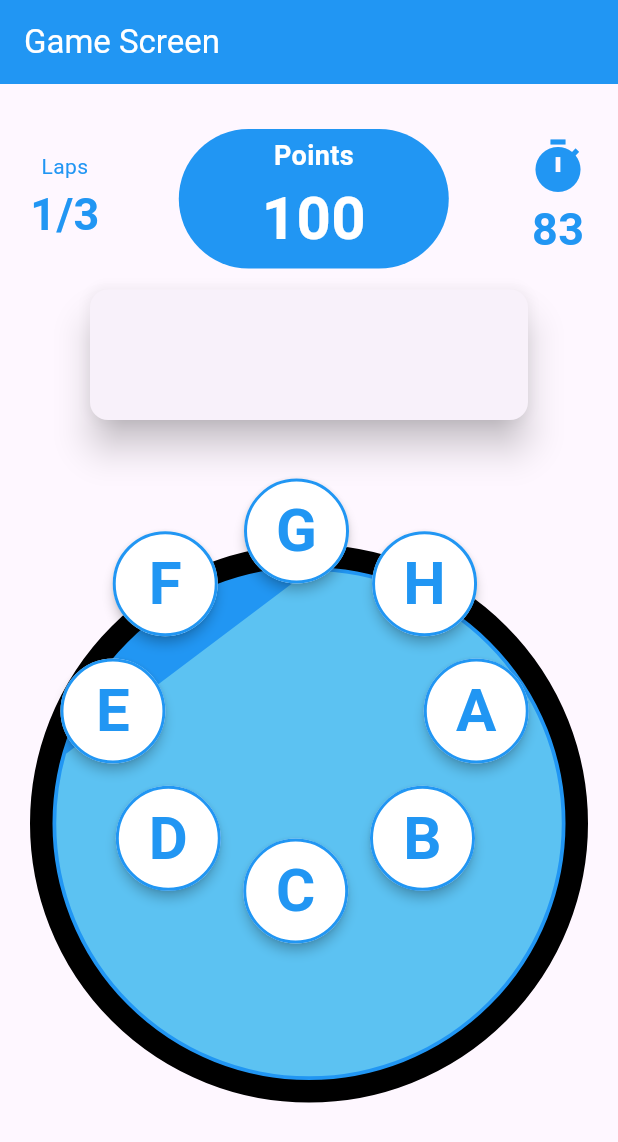
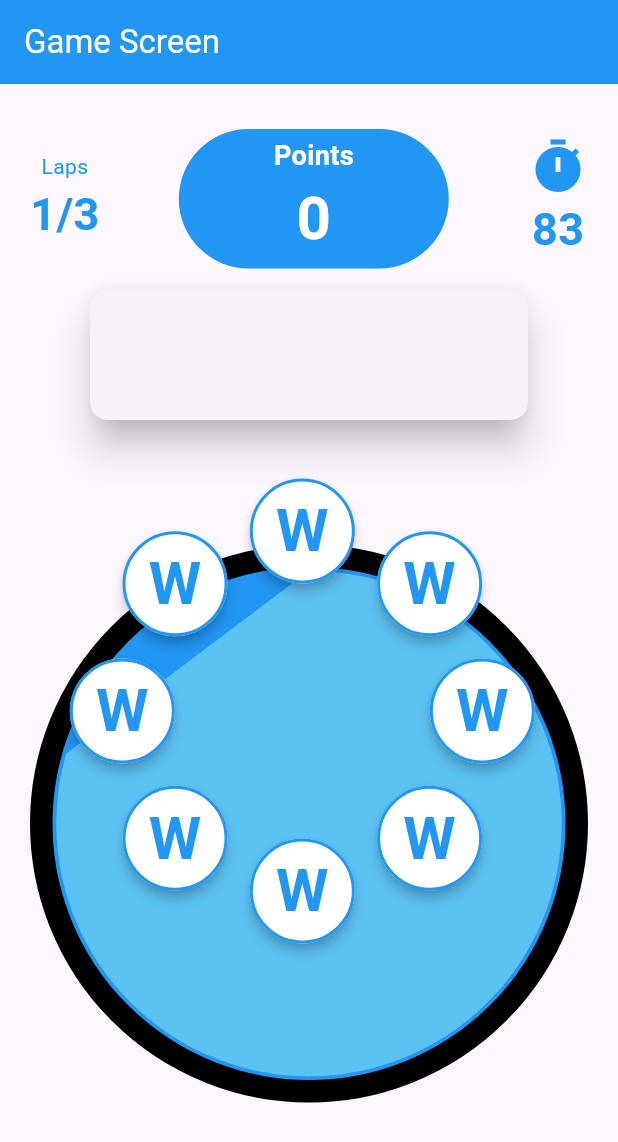
Before and after one commit to Ayush7901/houseparty_app, a Flutter app: the screen it shows after launch, on a phone screen of 412 x 824 dp. Shown: the top 1142 px of the screen. Run offline on Flutter 3.47's test engine with Material 3 defaults, Android fonts, the phone set to English and light mode, and no system bars; missing offline and left inert: dictionaryx.

Commit message:
adds basic feature to check word

```diff
--- a/frontend/lib/game/button_state.dart
+++ b/frontend/lib/game/button_state.dart
@@ -1,5 +1,5 @@
 class ButtonState {
-  final String character;
+  String character;
   bool isPressed = false;
   int correctState = -1;
 
--- a/frontend/lib/game/game_screen.dart
+++ b/frontend/lib/game/game_screen.dart
@@ -8,8 +8,14 @@ import './button_state.dart';
 import './points.dart';
 import './timer.dart';
 
+import 'positioned_button.dart';
 
-import 'positioned_button.dart';
+String generateRandomCharacter() {
+  Random random = Random();
+  String characters = 'ABCDEFGHIJKLMNOPQRSTUVWXYZ';
+  int index = random.nextInt(characters.length);
+  return characters[index];
+}
 
 class GameScreen extends StatefulWidget {
   @override
@@ -21,37 +27,60 @@ class _GameScreenState extends State<GameScreen> {
   final List<ButtonState> buttonStateList = List<ButtonState>.generate(
     8,
     (index) => ButtonState(
-      character: String.fromCharCode('A'.codeUnitAt(0) + index),
+      character: generateRandomCharacter(),
       isPressed: false,
       correctState: -1,
     ),
   );
   var lapCounter = 1;
   double timerPct = 0.0;
-
-
   bool isChecking = false;
+  int textCorrectState = -1;
   Timer? _timer;
   String text = '';
-
   var dMSAJson = DictionaryMSAFlutter();
-  DictEntry _entry = DictEntry('', [], [], []);
-
   int lastPressedTime = 0;
-
-
+  int points = 0;
 
   Future<bool> lookupWord() async {
     bool isValid = await dMSAJson.hasEntry(text.toLowerCase());
     return isValid;
   }
 
+  void resetInput() {
+    setState(() {
+      if (textCorrectState == 1) {
+        points += text.length;
+      }
+      for (int i = 0; i < buttonStateList.length; i++) {
+        buttonStateList[i].correctState = -1;
+        buttonStateList[i].isPressed = false;
+      }
+      text = '';
+      isChecking = false;
 
-  void checkInputEvent(){
+      textCorrectState = -1;
+    });
+  }
+
+  void stateUpdate() async {
+    isChecking = true;
+    textCorrectState = (await lookupWord()) ? 1 : 0;
+    for (int i = 0; i < buttonStateList.length; i++) {
+      if (buttonStateList[i].isPressed) {
+        buttonStateList[i].correctState = (textCorrectState == 1) ? 1 : 0;
+      }
+    }
+  }
+
+  void checkInputEvent() {
     _timer?.cancel();
     _timer = Timer(const Duration(milliseconds: 625), () async {
-      bool check = await lookupWord();
-      print(check);
+      setState(() {
+        stateUpdate();
+      });
+      await Future.delayed(const Duration(milliseconds: 650));
+      resetInput();
     });
   }
 
@@ -67,6 +96,9 @@ class _GameScreenState extends State<GameScreen> {
 
   void incrementLap() {
     setState(() {
+      for (int i = 0; i < buttonStateList.length; i++) {
+        buttonStateList[i].character = generateRandomCharacter();
+      }
       lapCounter += 1;
     });
   }
@@ -118,7 +150,7 @@ class _GameScreenState extends State<GameScreen> {
                               fontWeight: FontWeight.bold))
                     ],
                   ),
-                  const Points(),
+                  Points(points: points),
                   LapTimer(
                     incrementLap: incrementLap,
                     getLapCounter: getLapCounter,
@@ -136,10 +168,14 @@ class _GameScreenState extends State<GameScreen> {
                     child: Text(
                       text,
                       textAlign: TextAlign.center,
-                      style: const TextStyle(
+                      style: TextStyle(
                         fontSize: 50,
                         fontWeight: FontWeight.bold,
-                        color: Colors.orange,
+                        color: textCorrectState == -1
+                            ? (Colors.blue)
+                            : (textCorrectState == 1
+                                ? Colors.green
+                                : Colors.red),
                       ),
                     ),
                   ),
@@ -177,9 +213,8 @@ class _GameScreenState extends State<GameScreen> {
                             angle: (2 * pi * i) / buttonStateList.length,
                             buttonState: buttonStateList[i],
                             onSelected: selected,
-                          checkInputEvent:checkInputEvent,
-                          isChecking: isChecking
-                        ),
+                            checkInputEvent: checkInputEvent,
+                            isChecking: isChecking),
                     ],
                   ),
                 ),
--- a/frontend/lib/game/points.dart
+++ b/frontend/lib/game/points.dart
@@ -1,7 +1,8 @@
 import 'package:flutter/material.dart';
 
 class Points extends StatelessWidget {
-  const Points({super.key});
+  final int points;
+  const Points({super.key, required this.points});
 
   @override
   Widget build(BuildContext context) {
@@ -12,10 +13,10 @@ class Points extends StatelessWidget {
         color: Colors.blue, // Container color
       ),
       padding: const EdgeInsets.all(5), // Add padding for inner spacing
-      child: const Column(
+      child: Column(
         mainAxisAlignment: MainAxisAlignment.center,
         children: [
-          Text(
+          const Text(
             'Points',
             style: TextStyle(
               color: Colors.white, // Text color
@@ -25,7 +26,7 @@ class Points extends StatelessWidget {
           ),
           // SizedBox(height: 2), // Add spacing between texts
           Text(
-            '100', // Replace with your points variable
+            '$points', // Replace with your points variable
             style: TextStyle(
               color: Colors.white, // Text color
               fontSize: 40, // Text size
--- a/frontend/lib/game/positioned_button.dart
+++ b/frontend/lib/game/positioned_button.dart
@@ -16,8 +16,8 @@ class PositionedButton extends StatefulWidget {
   final double fontSize;
   final ButtonState buttonState;
 
-  PositionedButton({
-    required this.angle,
+  PositionedButton(
+      {required this.angle,
       // required this.text,
       required this.onSelected,
       required this.checkInputEvent,
@@ -27,8 +27,7 @@ class PositionedButton extends StatefulWidget {
       this.textColor = Colors.blue, // Default text color
       this.buttonRadius = 35, // Default button radius
       this.fontSize = 40, // Default font size
-    required this.buttonState
-  });
+      required this.buttonState});
 
   @override
   _PositionedButtonState createState() => _PositionedButtonState();
@@ -50,7 +49,9 @@ class _PositionedButtonState extends State<PositionedButton> {
       left: buttonX,
       top: buttonY,
       child: ElevatedButton(
-        onPressed: () {
+        onPressed: widget.isChecking
+            ? () {}
+            : () {
                 if (!widget.buttonState.isPressed) {
                   setState(() {
                     widget.buttonState.isPressed = true;
@@ -59,7 +60,6 @@ class _PositionedButtonState extends State<PositionedButton> {
                   widget.onSelected(widget.buttonState.character);
 
                   widget.checkInputEvent();
-
                 }
               },
         style: ElevatedButton.styleFrom(
@@ -68,14 +68,26 @@ class _PositionedButtonState extends State<PositionedButton> {
           elevation: 3, // Button elevation
           minimumSize: Size(widget.buttonRadius * 2, widget.buttonRadius * 2),
           side: BorderSide(
-            color: widget.buttonState.isPressed ? Colors.orange : widget.textColor,
+            color: widget.buttonState.correctState == -1
+                ? (widget.buttonState.isPressed
+                    ? Colors.orange
+                    : widget.textColor)
+                : (widget.buttonState.correctState == 1
+                    ? Colors.green
+                    : Colors.red),
             width: widget.buttonState.isPressed ? 10 : 2,
           ),
         ),
         child: Text(
           widget.buttonState.character,
           style: TextStyle(
-            color: widget.buttonState.isPressed ? Colors.orange : widget.textColor,
+            color: widget.buttonState.correctState == -1
+                ? (widget.buttonState.isPressed
+                    ? Colors.orange
+                    : widget.textColor)
+                : (widget.buttonState.correctState == 1
+                    ? Colors.green
+                    : Colors.red),
             fontSize: widget.fontSize,
             fontWeight: FontWeight.bold,
           ),
```
Lines whose indentation alone changed are shown as unchanged.
